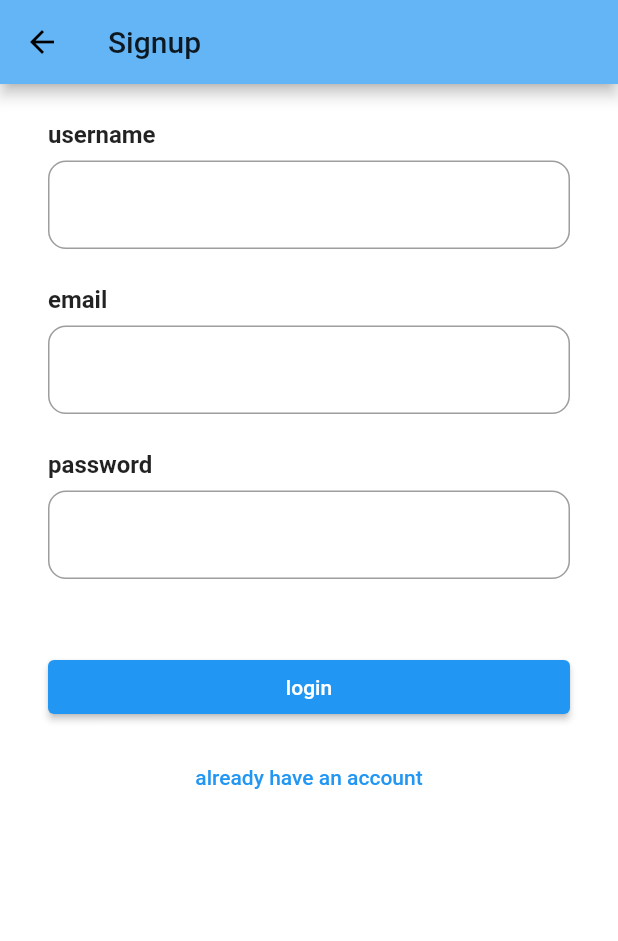
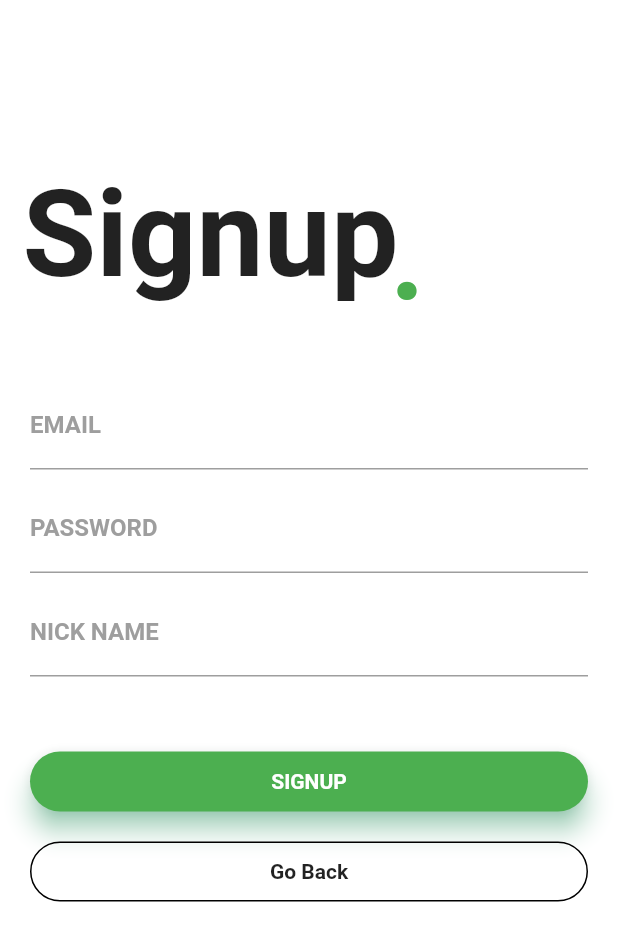
Before and after one commit to betaoverflow/donna, a Flutter app: the SignupPage screen opened directly, on a phone screen of 412 x 824 dp. Shown: the top 941 px of the screen. Run offline on Flutter 3.47's test engine with Material 2 defaults, Android fonts, the phone set to English and light mode, and no system bars; our stand-ins replace animated_theme_switcher, bubble_bottom_bar, firebase_auth, firebase_core, flutter_tts; accounts and stored records are empty; network calls fail; Roboto replaces fonts that are missing (Montserrat).

Commit message:
Feat: Signup page init

```diff
--- a/lib/screens/onboardingPage.dart
+++ b/lib/screens/onboardingPage.dart
@@ -1,5 +1,6 @@
 import 'package:donna/model/onboardingModel.dart';
 import 'package:donna/screens/loginPage.dart';
+import 'package:donna/screens/signupPage.dart';
 import 'package:flutter/material.dart';
 import 'package:donna/home.dart';
 
@@ -90,7 +91,8 @@ class _OnboardingState extends State<Onboarding> {
               if (currentIndex == onboardingContent.length - 1) {
                 Navigator.push(
                     // context, MaterialPageRoute(builder: (_) => LoginPage()));
-                    context, MaterialPageRoute(builder: (_) => Home()));
+                    context,
+                    MaterialPageRoute(builder: (_) => SignupPage()));
               }
               _controller.nextPage(
                   duration: Duration(milliseconds: 100),
--- a/lib/screens/signupPage.dart
+++ b/lib/screens/signupPage.dart
@@ -1,11 +1,6 @@
-import 'package:donna/screens/loginPage.dart';
-import 'package:donna/widgets/textField.dart';
-import 'package:flutter/cupertino.dart';
 import 'package:flutter/material.dart';
 
 class SignupPage extends StatefulWidget {
-  const SignupPage({Key? key}) : super(key: key);
-
   @override
   _SignupPageState createState() => _SignupPageState();
 }
@@ -13,39 +8,142 @@ class SignupPage extends StatefulWidget {
 class _SignupPageState extends State<SignupPage> {
   @override
   Widget build(BuildContext context) {
-    return Scaffold(
-      appBar: AppBar(
-        title: const Text('Signup'),
-      ),
-      body: ListView(
-          padding: EdgeInsets.symmetric(horizontal: 32),
-          physics: BouncingScrollPhysics(),
-          children: [
-            const SizedBox(height: 24),
-            TextFieldWidget(
-              label: 'username',
-              text: '',
-              onChanged: (name) {},
+    return new Scaffold(
+        body: Column(
+            crossAxisAlignment: CrossAxisAlignment.start,
+            children: <Widget>[
+          Container(
+            child: Stack(
+              children: <Widget>[
+                Container(
+                  padding: EdgeInsets.fromLTRB(15.0, 110.0, 0.0, 0.0),
+                  child: Text(
+                    'Signup',
+                    style:
+                        TextStyle(fontSize: 80.0, fontWeight: FontWeight.bold),
+                  ),
+                ),
+                Container(
+                  padding: EdgeInsets.fromLTRB(260.0, 125.0, 0.0, 0.0),
+                  child: Text(
+                    '.',
+                    style: TextStyle(
+                        fontSize: 80.0,
+                        fontWeight: FontWeight.bold,
+                        color: Colors.green),
+                  ),
+                )
+              ],
             ),
-            const SizedBox(height: 24),
-            TextFieldWidget(
-              label: 'email',
-              text: '',
-              onChanged: (name) {},
-            ),
-            const SizedBox(height: 24),
-            TextFieldWidget(
-              label: 'password',
-              text: '',
-              onChanged: (name) {},
-            ),
-            const SizedBox(height: 48),
-            ElevatedButton(onPressed: () {}, child: Text("login")),
-            const SizedBox(height: 12),
-            TextButton(onPressed: () {
-              Navigator.pop(context);
-            }, child: Text("already have an account"))
-          ]),
-    );
+          ),
+          Container(
+              padding: EdgeInsets.only(top: 35.0, left: 20.0, right: 20.0),
+              child: Column(
+                children: <Widget>[
+                  TextField(
+                    decoration: InputDecoration(
+                        labelText: 'EMAIL',
+                        labelStyle: TextStyle(
+                            fontFamily: 'Montserrat',
+                            fontWeight: FontWeight.bold,
+                            color: Colors.grey),
+                        // hintText: 'EMAIL',
+                        // hintStyle: ,
+                        focusedBorder: UnderlineInputBorder(
+                            borderSide: BorderSide(color: Colors.green))),
+                  ),
+                  SizedBox(height: 10.0),
+                  TextField(
+                    decoration: InputDecoration(
+                        labelText: 'PASSWORD ',
+                        labelStyle: TextStyle(
+                            fontFamily: 'Montserrat',
+                            fontWeight: FontWeight.bold,
+                            color: Colors.grey),
+                        focusedBorder: UnderlineInputBorder(
+                            borderSide: BorderSide(color: Colors.green))),
+                    obscureText: true,
+                  ),
+                  SizedBox(height: 10.0),
+                  TextField(
+                    decoration: InputDecoration(
+                        labelText: 'NICK NAME ',
+                        labelStyle: TextStyle(
+                            fontFamily: 'Montserrat',
+                            fontWeight: FontWeight.bold,
+                            color: Colors.grey),
+                        focusedBorder: UnderlineInputBorder(
+                            borderSide: BorderSide(color: Colors.green))),
+                  ),
+                  SizedBox(height: 50.0),
+                  Container(
+                      height: 40.0,
+                      child: Material(
+                        borderRadius: BorderRadius.circular(20.0),
+                        shadowColor: Colors.greenAccent,
+                        color: Colors.green,
+                        elevation: 7.0,
+                        child: GestureDetector(
+                          onTap: () {},
+                          child: Center(
+                            child: Text(
+                              'SIGNUP',
+                              style: TextStyle(
+                                  color: Colors.white,
+                                  fontWeight: FontWeight.bold,
+                                  fontFamily: 'Montserrat'),
+                            ),
+                          ),
+                        ),
+                      )),
+                  SizedBox(height: 20.0),
+                  Container(
+                    height: 40.0,
+                    color: Colors.transparent,
+                    child: Container(
+                      decoration: BoxDecoration(
+                          border: Border.all(
+                              color: Colors.black,
+                              style: BorderStyle.solid,
+                              width: 1.0),
+                          color: Colors.transparent,
+                          borderRadius: BorderRadius.circular(20.0)),
+                      child: InkWell(
+                        onTap: () {
+                          Navigator.of(context).pop();
+                        },
+                        child: Center(
+                          child: Text('Go Back',
+                              style: TextStyle(
+                                  fontWeight: FontWeight.bold,
+                                  fontFamily: 'Montserrat')),
+                        ),
+                      ),
+                    ),
+                  ),
+                ],
+              )),
+          // SizedBox(height: 15.0),
+          // Row(
+          //   mainAxisAlignment: MainAxisAlignment.center,
+          //   children: <Widget>[
+          //     Text(
+          //       'New to Spotify?',
+          //       style: TextStyle(
+          //         fontFamily: 'Montserrat',
+          //       ),
+          //     ),
+          //     SizedBox(width: 5.0),
+          //     InkWell(
+          //       child: Text('Register',
+          //           style: TextStyle(
+          //               color: Colors.green,
+          //               fontFamily: 'Montserrat',
+          //               fontWeight: FontWeight.bold,
+          //               decoration: TextDecoration.underline)),
+          //     )
+          //   ],
+          // )
+        ]));
   }
 }
```
